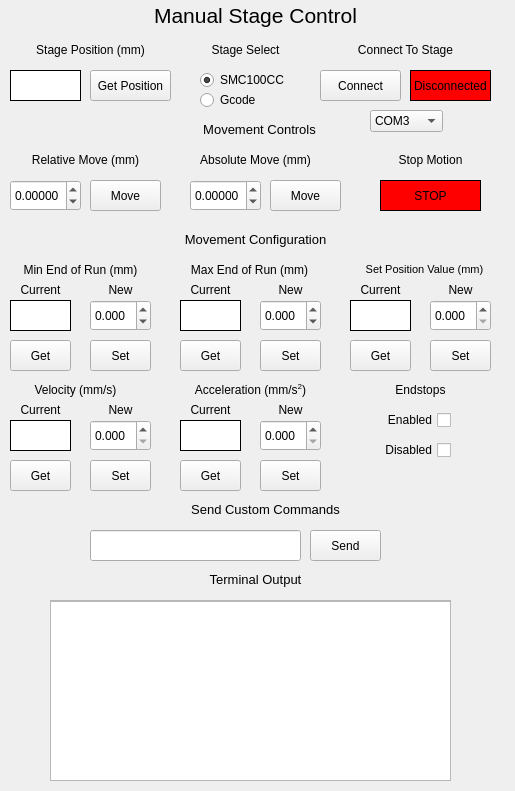
TimSamuelsen/CLIP3DPrinterGUI, file src/manualstagecontrol.ui: the form before one commit.
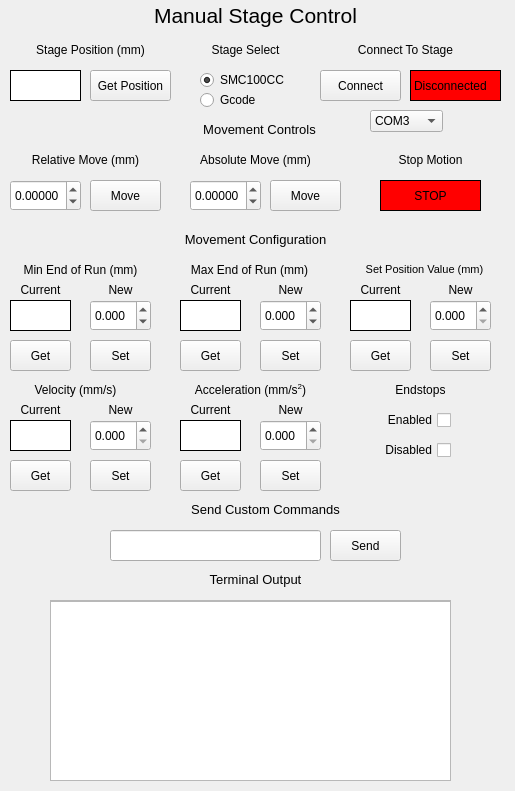
The form after the commit.

Commit message: adding stage velocity, stage acceleration, pump height and layer thickness to dynamic variables

Patch:
```diff
--- a/src/manualstagecontrol.ui
+++ b/src/manualstagecontrol.ui
@@ -673,7 +673,7 @@
     <rect>
      <x>410</x>
      <y>70</y>
-     <width>81</width>
+     <width>91</width>
      <height>31</height>
     </rect>
    </property>
@@ -958,7 +958,7 @@
   <widget class="QLineEdit" name="CustomCommandLine">
    <property name="geometry">
     <rect>
-     <x>90</x>
+     <x>110</x>
      <y>530</y>
      <width>211</width>
      <height>31</height>
@@ -981,7 +981,7 @@
   <widget class="QPushButton" name="SendCustomCommand">
    <property name="geometry">
     <rect>
-     <x>310</x>
+     <x>330</x>
      <y>530</y>
      <width>71</width>
      <height>31</height>
```
The commit also changes 1 other file.
